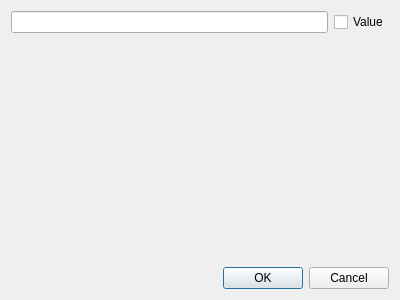
Before: the Qt Designer form TuningClient/DialogInputValue.ui in whiteman-kr/u7set, drawn with Qt 5.
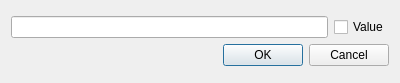
After: the same form once the commit is applied.

Commit message: RPCT-1032, TuningClient: editing values added

Diff of the .ui file:
```diff
--- a/TuningClient/DialogInputValue.ui
+++ b/TuningClient/DialogInputValue.ui
@@ -7,7 +7,7 @@
     <x>0</x>
     <y>0</y>
     <width>400</width>
-    <height>300</height>
+    <height>83</height>
    </rect>
   </property>
   <property name="windowTitle">
@@ -30,19 +30,6 @@
        </item>
       </layout>
      </item>
-     <item>
-      <spacer name="verticalSpacer">
-       <property name="orientation">
-        <enum>Qt::Vertical</enum>
-       </property>
-       <property name="sizeHint" stdset="0">
-        <size>
-         <width>20</width>
-         <height>40</height>
-        </size>
-       </property>
-      </spacer>
-     </item>
      <item>
       <widget class="QDialogButtonBox" name="buttonBox">
        <property name="orientation">
```
Left out of the diff: 4 changed lines with no effect on the pictures. The commit also changes 8 other files.
